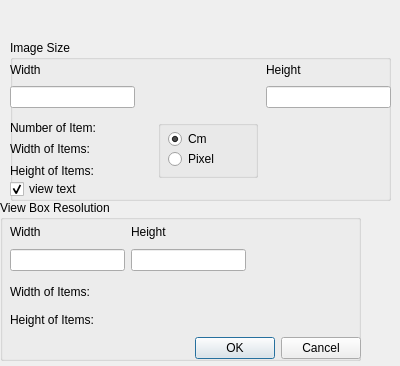
Old version of the form src/meshlabplugins/editslice/svgpro.ui in the repository cnr-isti-vclab/meshlab.
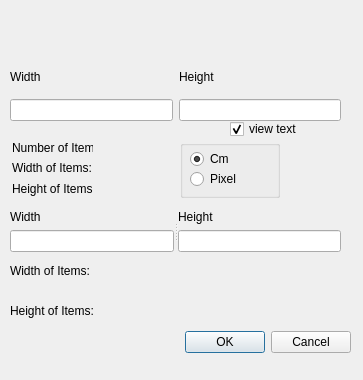
New version of the form.

Commit message: Fix dialog size

What changed in the file:
```diff
--- a/src/meshlabplugins/editslice/svgpro.ui
+++ b/src/meshlabplugins/editslice/svgpro.ui
@@ -5,20 +5,171 @@
    <rect>
     <x>0</x>
     <y>0</y>
-    <width>400</width>
-    <height>366</height>
+    <width>363</width>
+    <height>380</height>
    </rect>
   </property>
   <property name="windowTitle" >
    <string>SVGPro</string>
   </property>
+  <widget class="QSplitter" name="splitter_4" >
+   <property name="geometry" >
+    <rect>
+     <x>110</x>
+     <y>330</y>
+     <width>241</width>
+     <height>25</height>
+    </rect>
+   </property>
+   <property name="orientation" >
+    <enum>Qt::Horizontal</enum>
+   </property>
+   <widget class="QDialogButtonBox" name="buttonBox" >
+    <property name="orientation" >
+     <enum>Qt::Horizontal</enum>
+    </property>
+    <property name="standardButtons" >
+     <set>QDialogButtonBox::Cancel|QDialogButtonBox::NoButton|QDialogButtonBox::Ok</set>
+    </property>
+   </widget>
+  </widget>
+  <widget class="QWidget" name="" >
+   <property name="geometry" >
+    <rect>
+     <x>10</x>
+     <y>300</y>
+     <width>341</width>
+     <height>22</height>
+    </rect>
+   </property>
+   <layout class="QHBoxLayout" >
+    <property name="margin" >
+     <number>0</number>
+    </property>
+    <property name="spacing" >
+     <number>6</number>
+    </property>
+    <item>
+     <widget class="QLabel" name="label_10" >
+      <property name="text" >
+       <string>Height of Items:</string>
+      </property>
+     </widget>
+    </item>
+    <item>
+     <widget class="QLabel" name="HeightLabelViewBox" />
+    </item>
+   </layout>
+  </widget>
+  <widget class="QCheckBox" name="view_text" >
+   <property name="geometry" >
+    <rect>
+     <x>230</x>
+     <y>120</y>
+     <width>71</width>
+     <height>18</height>
+    </rect>
+   </property>
+   <property name="text" >
+    <string>view text</string>
+   </property>
+   <property name="checked" >
+    <bool>true</bool>
+   </property>
+  </widget>
+  <widget class="QWidget" name="" >
+   <property name="geometry" >
+    <rect>
+     <x>10</x>
+     <y>260</y>
+     <width>341</width>
+     <height>22</height>
+    </rect>
+   </property>
+   <layout class="QHBoxLayout" >
+    <property name="margin" >
+     <number>0</number>
+    </property>
+    <property name="spacing" >
+     <number>6</number>
+    </property>
+    <item>
+     <widget class="QLabel" name="label_9" >
+      <property name="text" >
+       <string>Width of Items:</string>
+      </property>
+     </widget>
+    </item>
+    <item>
+     <widget class="QLabel" name="WidthLabelViewBox" />
+    </item>
+   </layout>
+  </widget>
+  <widget class="QWidget" name="" >
+   <property name="geometry" >
+    <rect>
+     <x>10</x>
+     <y>60</y>
+     <width>331</width>
+     <height>61</height>
+    </rect>
+   </property>
+   <layout class="QHBoxLayout" >
+    <property name="margin" >
+     <number>0</number>
+    </property>
+    <property name="spacing" >
+     <number>6</number>
+    </property>
+    <item>
+     <layout class="QVBoxLayout" >
+      <property name="margin" >
+       <number>0</number>
+      </property>
+      <property name="spacing" >
+       <number>6</number>
+      </property>
+      <item>
+       <widget class="QLabel" name="label_2" >
+        <property name="text" >
+         <string>Width</string>
+        </property>
+       </widget>
+      </item>
+      <item>
+       <widget class="QLineEdit" name="ImageWidth" />
+      </item>
+     </layout>
+    </item>
+    <item>
+     <layout class="QVBoxLayout" >
+      <property name="margin" >
+       <number>0</number>
+      </property>
+      <property name="spacing" >
+       <number>6</number>
+      </property>
+      <item>
+       <widget class="QLabel" name="label_3" >
+        <property name="text" >
+         <string>Height</string>
+        </property>
+       </widget>
+      </item>
+      <item>
+       <widget class="QLineEdit" name="ImageHeight" />
+      </item>
+     </layout>
+    </item>
+   </layout>
+  </widget>
   <widget class="QLabel" name="TitleLabel" >
    <property name="geometry" >
     <rect>
-     <x>10</x>
-     <y>10</y>
-     <width>181</width>
-     <height>21</height>
+     <x>0</x>
+     <y>20</y>
+     <width>351</width>
+     <height>29</height>
     </rect>
    </property>
    <property name="font" >
@@ -33,363 +184,180 @@
     </font>
    </property>
   </widget>
-  <widget class="QGroupBox" name="groupBox" >
+  <widget class="QWidget" name="" >
+   <property name="geometry" >
+    <rect>
+     <x>180</x>
+     <y>140</y>
+     <width>162</width>
+     <height>58</height>
+    </rect>
+   </property>
+   <layout class="QHBoxLayout" >
+    <property name="margin" >
+     <number>0</number>
+    </property>
+    <property name="spacing" >
+     <number>6</number>
+    </property>
+    <item>
+     <widget class="QGroupBox" name="groupBox_3" >
+      <property name="minimumSize" >
+       <size>
+        <width>100</width>
+        <height>0</height>
+       </size>
+      </property>
+      <widget class="QRadioButton" name="cm_choose" >
+       <property name="geometry" >
+        <rect>
+         <x>10</x>
+         <y>10</y>
+         <width>41</width>
+         <height>18</height>
+        </rect>
+       </property>
+       <property name="text" >
+        <string>Cm</string>
+       </property>
+       <property name="checked" >
+        <bool>true</bool>
+       </property>
+      </widget>
+      <widget class="QRadioButton" name="pixel_choose" >
+       <property name="geometry" >
+        <rect>
+         <x>10</x>
+         <y>30</y>
+         <width>51</width>
+         <height>18</height>
+        </rect>
+       </property>
+       <property name="text" >
+        <string>Pixel</string>
+       </property>
+      </widget>
+     </widget>
+    </item>
+    <item>
+     <spacer>
+      <property name="orientation" >
+       <enum>Qt::Horizontal</enum>
+      </property>
+      <property name="sizeHint" >
+       <size>
+        <width>54</width>
+        <height>56</height>
+       </size>
+      </property>
+     </spacer>
+    </item>
+   </layout>
+  </widget>
+  <widget class="QWidget" name="" >
+   <property name="geometry" >
+    <rect>
+     <x>12</x>
+     <y>140</y>
+     <width>137</width>
+     <height>56</height>
+    </rect>
+   </property>
+   <layout class="QGridLayout" >
+    <property name="margin" >
+     <number>0</number>
+    </property>
+    <property name="spacing" >
+     <number>6</number>
+    </property>
+    <item row="0" column="0" >
+     <widget class="QLabel" name="label" >
+      <property name="text" >
+       <string>Number of Item:</string>
+      </property>
+     </widget>
+    </item>
+    <item row="0" column="1" >
+     <widget class="QLabel" name="numPlane" >
+      <property name="minimumSize" >
+       <size>
+        <width>50</width>
+        <height>0</height>
+       </size>
+      </property>
+     </widget>
+    </item>
+    <item row="1" column="0" >
+     <widget class="QLabel" name="label_7" >
+      <property name="text" >
+       <string>Width of Items:</string>
+      </property>
+     </widget>
+    </item>
+    <item row="1" column="1" >
+     <widget class="QLabel" name="WidthLabel" />
+    </item>
+    <item row="2" column="0" >
+     <widget class="QLabel" name="label_8" >
+      <property name="text" >
+       <string>Height of Items:</string>
+      </property>
+     </widget>
+    </item>
+    <item row="2" column="1" >
+     <widget class="QLabel" name="HeightLabel" />
+    </item>
+   </layout>
+  </widget>
+  <widget class="QSplitter" name="splitter" >
    <property name="geometry" >
     <rect>
      <x>10</x>
-     <y>40</y>
-     <width>381</width>
-     <height>161</height>
+     <y>210</y>
+     <width>331</width>
+     <height>42</height>
     </rect>
    </property>
-   <property name="title" >
-    <string>Image Size</string>
+   <property name="orientation" >
+    <enum>Qt::Horizontal</enum>
    </property>
-   <widget class="QWidget" name="gridLayout" >
-    <property name="geometry" >
-     <rect>
-      <x>0</x>
-      <y>20</y>
-      <width>381</width>
-      <height>48</height>
-     </rect>
-    </property>
-    <layout class="QGridLayout" >
+   <widget class="QWidget" name="" >
+    <layout class="QVBoxLayout" >
      <property name="margin" >
       <number>0</number>
      </property>
      <property name="spacing" >
       <number>6</number>
      </property>
-     <item row="1" column="0" >
-      <widget class="QLineEdit" name="ImageWidth" />
-     </item>
-     <item row="0" column="0" >
-      <widget class="QLabel" name="label_2" >
+     <item>
+      <widget class="QLabel" name="label_5" >
        <property name="text" >
         <string>Width</string>
        </property>
       </widget>
      </item>
-     <item row="1" column="2" >
-      <widget class="QLineEdit" name="ImageHeight" />
-     </item>
-     <item row="0" column="2" >
-      <widget class="QLabel" name="label_3" >
-       <property name="text" >
-        <string>Height</string>
-       </property>
-      </widget>
-     </item>
-     <item row="1" column="1" >
-      <spacer>
-       <property name="orientation" >
-        <enum>Qt::Horizontal</enum>
-       </property>
-       <property name="sizeHint" >
-        <size>
-         <width>40</width>
-         <height>20</height>
-        </size>
-       </property>
-      </spacer>
-     </item>
-    </layout>
-   </widget>
-   <widget class="QWidget" name="horizontalLayout" >
-    <property name="geometry" >
-     <rect>
-      <x>0</x>
-      <y>80</y>
-      <width>381</width>
-      <height>58</height>
-     </rect>
-    </property>
-    <layout class="QHBoxLayout" >
-     <property name="margin" >
-      <number>0</number>
-     </property>
-     <property name="spacing" >
-      <number>6</number>
-     </property>
      <item>
-      <layout class="QGridLayout" >
-       <property name="margin" >
-        <number>0</number>
-       </property>
-       <property name="spacing" >
-        <number>6</number>
-       </property>
-       <item row="1" column="0" >
-        <widget class="QLabel" name="label_7" >
-         <property name="text" >
-          <string>Width of Items:</string>
-         </property>
-        </widget>
-       </item>
-       <item row="2" column="0" >
-        <widget class="QLabel" name="label_8" >
-         <property name="text" >
-          <string>Height of Items:</string>
-         </property>
-        </widget>
-       </item>
-       <item row="1" column="1" >
-        <widget class="QLabel" name="WidthLabel" />
-       </item>
-       <item row="2" column="1" >
-        <widget class="QLabel" name="HeightLabel" />
-       </item>
-       <item row="0" column="0" >
-        <widget class="QLabel" name="label" >
-         <property name="text" >
-          <string>Number of Item:</string>
-         </property>
-        </widget>
-       </item>
-       <item row="0" column="1" >
-        <widget class="QLabel" name="numPlane" >
-         <property name="minimumSize" >
-          <size>
-           <width>50</width>
-           <height>0</height>
-          </size>
-         </property>
-        </widget>
-       </item>
-      </layout>
-     </item>
-     <item>
-      <widget class="QGroupBox" name="groupBox_3" >
-       <property name="minimumSize" >
-        <size>
-         <width>100</width>
-         <height>0</height>
-        </size>
-       </property>
-       <widget class="QRadioButton" name="cm_choose" >
-        <property name="geometry" >
-         <rect>
-          <x>10</x>
-          <y>10</y>
-          <width>41</width>
-          <height>18</height>
-         </rect>
-        </property>
-        <property name="text" >
-         <string>Cm</string>
-        </property>
-        <property name="checked" >
-         <bool>true</bool>
-        </property>
-       </widget>
-       <widget class="QRadioButton" name="pixel_choose" >
-        <property name="geometry" >
-         <rect>
-          <x>10</x>
-          <y>30</y>
-          <width>51</width>
-          <height>18</height>
-         </rect>
-        </property>
-        <property name="text" >
-         <string>Pixel</string>
-        </property>
-       </widget>
-      </widget>
-     </item>
-     <item>
-      <spacer>
-       <property name="orientation" >
-        <enum>Qt::Horizontal</enum>
-       </property>
-       <property name="sizeHint" >
-        <size>
-         <width>40</width>
-         <height>20</height>
-        </size>
-       </property>
-      </spacer>
-     </item>
-    </layout>
-   </widget>
-   <widget class="QCheckBox" name="view_text" >
-    <property name="geometry" >
-     <rect>
-      <x>0</x>
-      <y>140</y>
-      <width>71</width>
-      <height>18</height>
-     </rect>
-    </property>
-    <property name="text" >
-     <string>view text</string>
-    </property>
-    <property name="checked" >
-     <bool>true</bool>
-    </property>
-   </widget>
-  </widget>
-  <widget class="QGroupBox" name="groupBox_2" >
-   <property name="geometry" >
-    <rect>
-     <x>0</x>
-     <y>200</y>
-     <width>361</width>
-     <height>161</height>
-    </rect>
-   </property>
-   <property name="title" >
-    <string>View Box Resolution</string>
-   </property>
-   <widget class="QWidget" name="gridLayout_3" >
-    <property name="geometry" >
-     <rect>
-      <x>10</x>
-      <y>20</y>
-      <width>351</width>
-      <height>51</height>
-     </rect>
-    </property>
-    <layout class="QGridLayout" >
-     <property name="margin" >
-      <number>0</number>
-     </property>
-     <property name="spacing" >
-      <number>6</number>
-     </property>
-     <item row="1" column="1" >
-      <widget class="QLineEdit" name="viewBox_Height" />
-     </item>
-     <item row="1" column="0" >
       <widget class="QLineEdit" name="viewBox_Width" />
      </item>
-     <item row="0" column="1" >
+    </layout>
+   </widget>
+   <widget class="QWidget" name="" >
+    <layout class="QVBoxLayout" >
+     <property name="margin" >
+      <number>0</number>
+     </property>
+     <property name="spacing" >
+      <number>6</number>
+     </property>
+     <item>
       <widget class="QLabel" name="label_6" >
        <property name="text" >
         <string>Height</string>
        </property>
       </widget>
      </item>
-     <item row="0" column="0" >
-      <widget class="QLabel" name="label_5" >
-       <property name="text" >
-        <string>Width</string>
-       </property>
-      </widget>
-     </item>
-     <item row="1" column="2" >
-      <spacer>
-       <property name="orientation" >
-        <enum>Qt::Horizontal</enum>
-       </property>
-       <property name="sizeHint" >
-        <size>
-         <width>40</width>
-         <height>20</height>
-        </size>
-       </property>
-      </spacer>
-     </item>
-     <item row="0" column="2" >
-      <spacer>
-       <property name="orientation" >
-        <enum>Qt::Horizontal</enum>
-       </property>
-       <property name="sizeHint" >
-        <size>
-         <width>40</width>
-         <height>20</height>
-        </size>
-       </property>
-      </spacer>
-     </item>
-    </layout>
-   </widget>
-   <widget class="QWidget" name="gridLayout_4" >
-    <property name="geometry" >
-     <rect>
-      <x>10</x>
-      <y>80</y>
-      <width>351</width>
-      <height>79</height>
-     </rect>
-    </property>
-    <layout class="QGridLayout" >
-     <property name="margin" >
-      <number>0</number>
-     </property>
-     <property name="spacing" >
-      <number>6</number>
-     </property>
-     <item row="0" column="0" >
-      <widget class="QLabel" name="label_9" >
-       <property name="text" >
-        <string>Width of Items:</string>
-       </property>
-      </widget>
-     </item>
-     <item row="1" column="0" >
-      <widget class="QLabel" name="label_10" >
-       <property name="text" >
-        <string>Height of Items:</string>
-       </property>
-      </widget>
-     </item>
-     <item row="1" column="1" >
-      <widget class="QLabel" name="HeightLabelViewBox" />
-     </item>
-     <item row="0" column="1" >
-      <widget class="QLabel" name="WidthLabelViewBox" />
-     </item>
-     <item row="0" column="2" >
-      <spacer>
-       <property name="orientation" >
-        <enum>Qt::Horizontal</enum>
-       </property>
-       <property name="sizeHint" >
-        <size>
-         <width>40</width>
-         <height>20</height>
-        </size>
-       </property>
-      </spacer>
-     </item>
-     <item row="1" column="2" >
-      <spacer>
-       <property name="orientation" >
-        <enum>Qt::Horizontal</enum>
-       </property>
-       <property name="sizeHint" >
-        <size>
-         <width>40</width>
-         <height>20</height>
-        </size>
-       </property>
-      </spacer>
-     </item>
-     <item row="2" column="2" >
-      <widget class="QDialogButtonBox" name="buttonBox" >
-       <property name="orientation" >
-        <enum>Qt::Horizontal</enum>
-       </property>
-       <property name="standardButtons" >
-        <set>QDialogButtonBox::Cancel|QDialogButtonBox::NoButton|QDialogButtonBox::Ok</set>
-       </property>
-      </widget>
-     </item>
-     <item row="2" column="1" >
-      <spacer>
-       <property name="orientation" >
-        <enum>Qt::Horizontal</enum>
-       </property>
-       <property name="sizeHint" >
-        <size>
-         <width>40</width>
-         <height>20</height>
-        </size>
-       </property>
-      </spacer>
+     <item>
+      <widget class="QLineEdit" name="viewBox_Height" />
      </item>
     </layout>
    </widget>
```
The commit also changes 1 other file.
